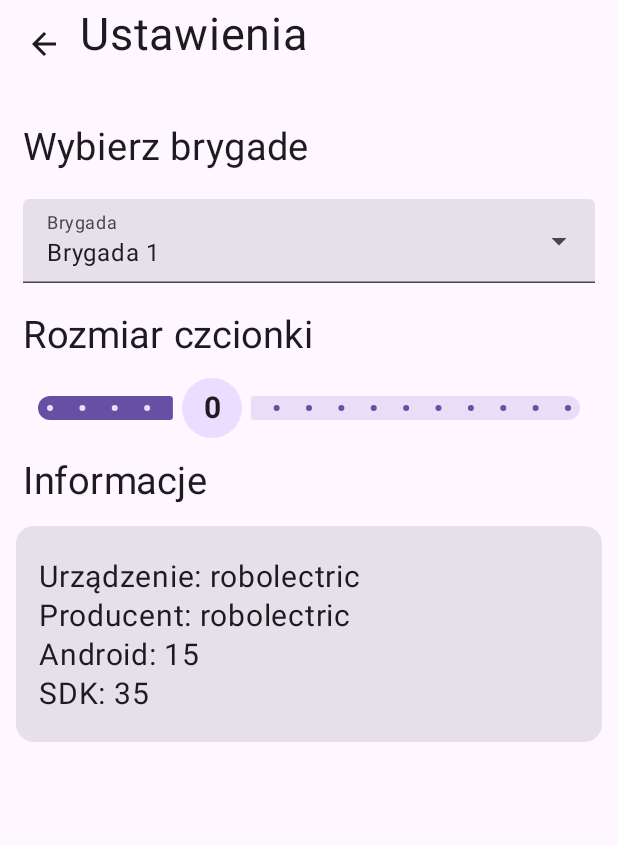
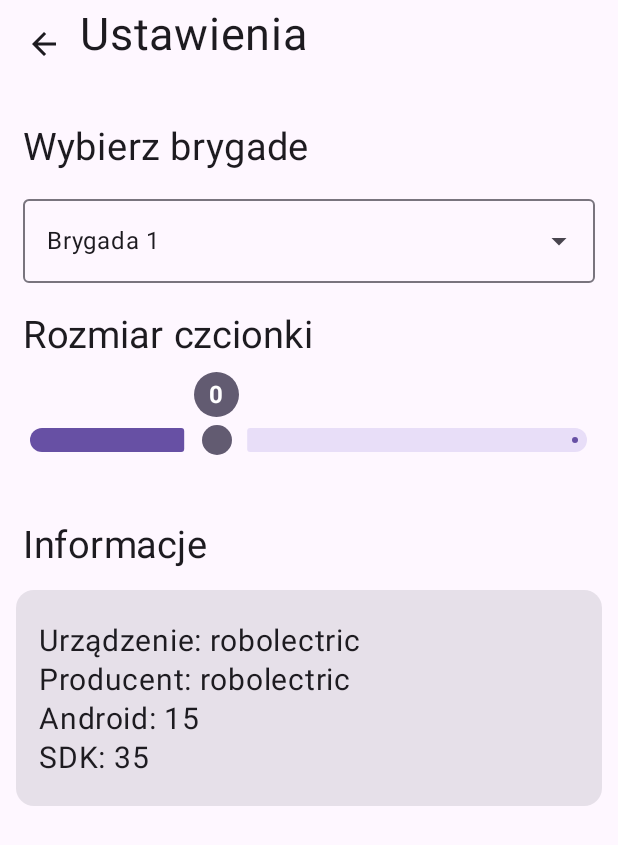
Before and after one commit to Seba65439/PosilkiMaterial3, an Android app built with Jetpack Compose: the SettingsScreen screen opened through its navigation route, on a phone screen of 412 x 824 dp. Shown: the top 845 px of the screen. Run offline under Robolectric (Android 15) with nearby library versions, the phone set to English and light mode, and no system bars; our stand-ins replace accompanist; libraries missing offline, so code that uses them is left out: io.paperdb; 5 statements that could not run were skipped.

Commit message:
font size selection

```diff
--- a/app/src/main/java/pl/maifu/posilki/ui/screens/SettingsScreen.kt
+++ b/app/src/main/java/pl/maifu/posilki/ui/screens/SettingsScreen.kt
@@ -11,6 +11,7 @@ import androidx.compose.foundation.layout.Row
 import androidx.compose.foundation.layout.Spacer
 import androidx.compose.foundation.layout.fillMaxSize
 import androidx.compose.foundation.layout.fillMaxWidth
+import androidx.compose.foundation.layout.height
 import androidx.compose.foundation.layout.padding
 import androidx.compose.foundation.layout.size
 import androidx.compose.foundation.rememberScrollState
@@ -26,10 +27,10 @@ import androidx.compose.material3.ExposedDropdownMenuDefaults
 import androidx.compose.material3.Icon
 import androidx.compose.material3.IconButton
 import androidx.compose.material3.MaterialTheme
+import androidx.compose.material3.OutlinedTextField
 import androidx.compose.material3.Slider
 import androidx.compose.material3.Surface
 import androidx.compose.material3.Text
-import androidx.compose.material3.TextField
 import androidx.compose.runtime.Composable
 import androidx.compose.runtime.getValue
 import androidx.compose.runtime.mutableFloatStateOf
@@ -63,6 +64,7 @@ fun SettingsScreen(onClick: (String) -> Unit) {
             modifier = Modifier
                 .padding(5.dp)
                 .fillMaxWidth()
+                .verticalScroll(rememberScrollState())
         ) {
             Row(
                 modifier = Modifier
@@ -84,7 +86,6 @@ fun SettingsScreen(onClick: (String) -> Unit) {
                         fontSize = 30.sp
                     )
                 }
-
             }
             val options = listOf("Brygada 1", "Brygada 2", "Brygada 3", "Brygada 4")
             var expanded by remember { mutableStateOf(false) }
@@ -95,16 +96,14 @@ fun SettingsScreen(onClick: (String) -> Unit) {
                 modifier = Modifier.padding(10.dp),
                 color = MaterialTheme.colorScheme.onSurface
             )
-
             ExposedDropdownMenuBox(modifier = Modifier.padding(10.dp),
                 expanded = expanded,
                 onExpandedChange = { expanded = it }) {
-                TextField(
+                OutlinedTextField(
                     readOnly = true,
                     value = selectedOptionText,
                     onValueChange = {},
-                    label = { Text("Brygada") },
-                    colors = ExposedDropdownMenuDefaults.textFieldColors(),
+                    colors = ExposedDropdownMenuDefaults.outlinedTextFieldColors(),
                     trailingIcon = {
                         ExposedDropdownMenuDefaults.TrailingIcon(
                             expanded = expanded
@@ -140,8 +139,8 @@ fun SettingsScreen(onClick: (String) -> Unit) {
                 color = MaterialTheme.colorScheme.onSurface
             )
             var sliderPosition by remember { mutableFloatStateOf(readFontSize().toFloat()) }
-            val interactionSource = MutableInteractionSource()
-            Column {
+            val interactionSource = remember { MutableInteractionSource() }
+            Column(modifier = Modifier.fillMaxWidth()) {
                 Slider(
                     value = sliderPosition,
                     onValueChange = { sliderPosition = it },
@@ -149,30 +148,38 @@ fun SettingsScreen(onClick: (String) -> Unit) {
                     onValueChangeFinished = {
                         saveFontSize(sliderPosition.roundToInt())
                     },
-                    steps = 15,
                     thumb = {
-                        Box(
-                            modifier = Modifier
-                                .size(40.dp)
-                                .clip(CircleShape)
-                                .background(MaterialTheme.colorScheme.primaryContainer),
-                            contentAlignment = Alignment.Center
+                        Column(
+                            modifier = Modifier.padding(bottom = 35.dp),
+                            horizontalAlignment = Alignment.CenterHorizontally
                         ) {
-                            Text(
-                                text = sliderPosition.roundToInt().toString(),
-                                color = MaterialTheme.colorScheme.onBackground,
-                                fontSize = 20.sp,
-                                fontWeight = FontWeight.Bold,
-                                textAlign = TextAlign.Center
+                            Box(
+                                modifier = Modifier
+                                    .size(30.dp)
+                                    .clip(CircleShape)
+                                    .background(MaterialTheme.colorScheme.secondary)
+                                    .align(Alignment.CenterHorizontally)
+                            ) {
+                                Text(
+                                    modifier = Modifier.align(Alignment.Center),
+                                    text = sliderPosition.roundToInt().toString(),
+                                    color = MaterialTheme.colorScheme.onSecondary,
+                                    textAlign = TextAlign.Center,
+                                    fontWeight = FontWeight.Bold
+                                )
+                            }
+                            Spacer(modifier = Modifier.height(5.dp))
+                            Box(
+                                modifier = Modifier
+                                    .size(20.dp)
+                                    .clip(CircleShape)
+                                    .background(MaterialTheme.colorScheme.secondary)
                             )
                         }
-
                     },
                     valueRange = -10f..20f
                 )
             }
-
-
             Text(
                 text = "Informacje",
                 fontSize = 25.sp,
@@ -183,7 +190,6 @@ fun SettingsScreen(onClick: (String) -> Unit) {
                 modifier = Modifier
                     .padding(5.dp)
                     .fillMaxWidth()
-                    .verticalScroll(rememberScrollState())
             ) {
                 val padding = Modifier.padding(start = 15.dp, end = 15.dp, top = 2.dp)
                 Spacer(modifier = Modifier.padding(10.dp))
@@ -213,10 +219,6 @@ fun SettingsScreen(onClick: (String) -> Unit) {
                 )
                 Spacer(modifier = Modifier.padding(10.dp))
             }
-
-
         }
-
-
     }
 }
```
